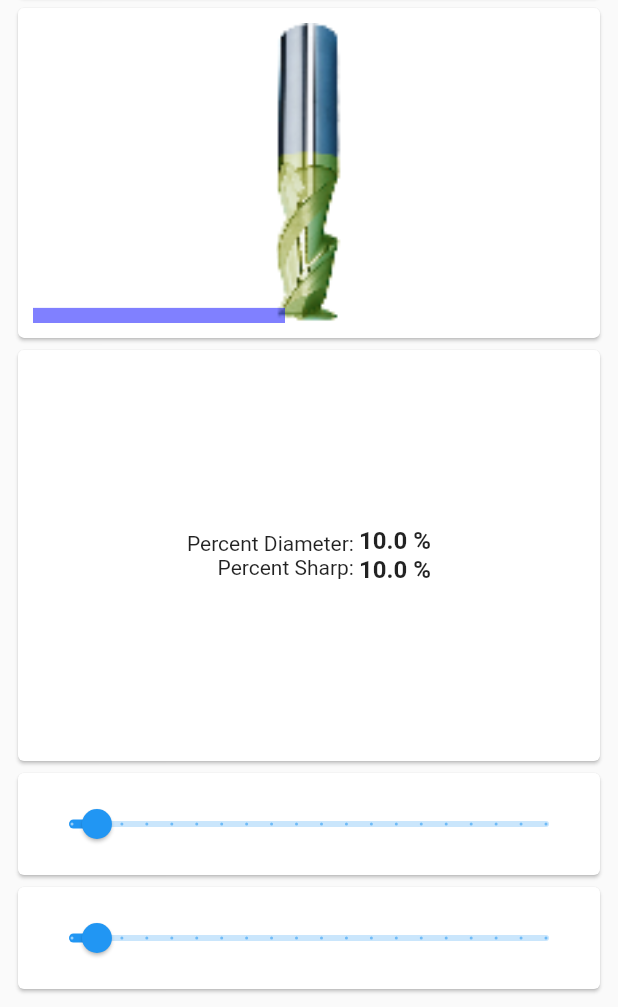
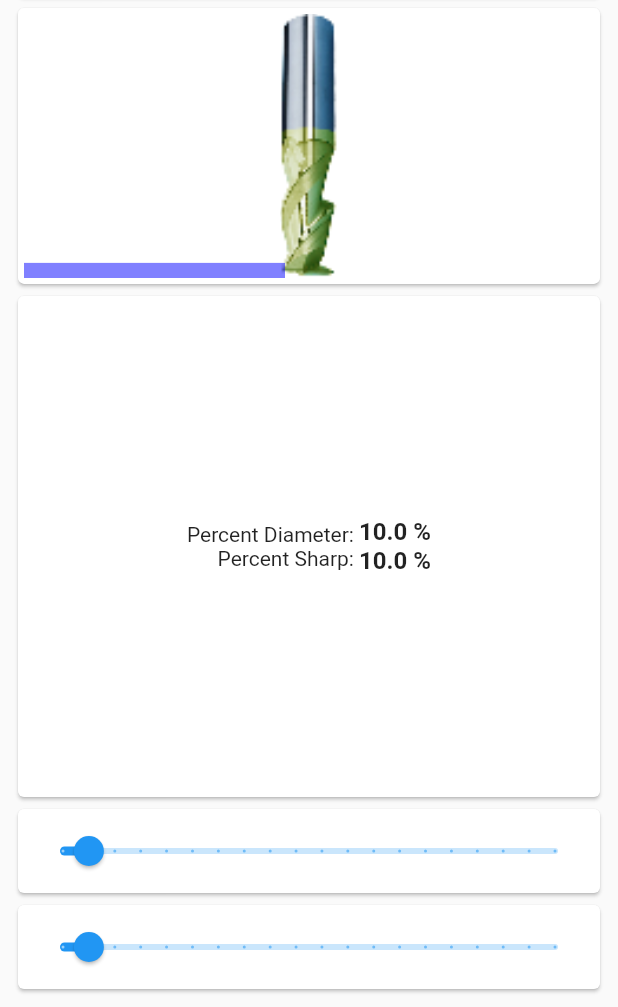
Before and after one commit to paolo-capellacci/progetto_309131, a Flutter app: the SettingPage screen opened by its route, on a phone screen of 412 x 824 dp, the part 229-1236 px from its top. Run offline on Flutter 3.47's test engine with Material 2 defaults, Android fonts, the phone set to English and light mode, and no system bars; our stand-ins replace equatable, package_info, shared_preferences, sqflite; accounts and stored records are empty.

Commit message:
setting screen android

```diff
--- a/lib/screens/setting/setting_page.dart
+++ b/lib/screens/setting/setting_page.dart
@@ -17,7 +17,8 @@ class SettingPage extends StatelessWidget {
         title: Text('Setting work'),
       ),
       body: Container(
-        margin: EdgeInsets.all(8),
+        margin: EdgeInsets.all(4),
+        padding: EdgeInsets.all(4),
         child: Column(
           mainAxisAlignment: MainAxisAlignment.start,
           crossAxisAlignment: CrossAxisAlignment.center,
@@ -48,20 +49,20 @@ class SettingPage extends StatelessWidget {
 
             Card(
               child: Container(
-                margin: const EdgeInsets.all(10.0),
+                margin: const EdgeInsets.all(4),
                 child: CenterSetting(),
               ),
             ),
             TextVales(),
             Card(
               child: Container(
-                margin: const EdgeInsets.all(10),
+                margin: const EdgeInsets.all(4),
                 child: SliderX(),
               ),
             ),
             Card(
               child: Container(
-                margin: const EdgeInsets.all(10),
+                margin: const EdgeInsets.all(4),
                 child: SliderZ(),
               ),
             ),
@@ -87,7 +88,7 @@ class _CenterSettingState extends State<CenterSetting> {
           children: [
             Container(
               //color: Colors.yellow,
-              height: 200,
+              height: 176,
               child: LayoutBuilder(builder: (context, constraints) {
                 final centerWidth = constraints.maxWidth / 2;
                 return SizedBox(
@@ -106,7 +107,7 @@ class _CenterSettingState extends State<CenterSetting> {
                         ),
                       ),
                       Positioned(
-                        top: 200 - work.getZ() * 1,
+                        top: 176 - work.getZ() * 1,
                         left: centerWidth - 320 + work.getX() * 0.4,
                         //top: maxWidth * work.getX() * 0.01,
                         //left: maxWidth * work.getZ() * 0.01,
```
Also changed, not shown: lib/screens/home/home_page.dart (+3 -9 lines).
